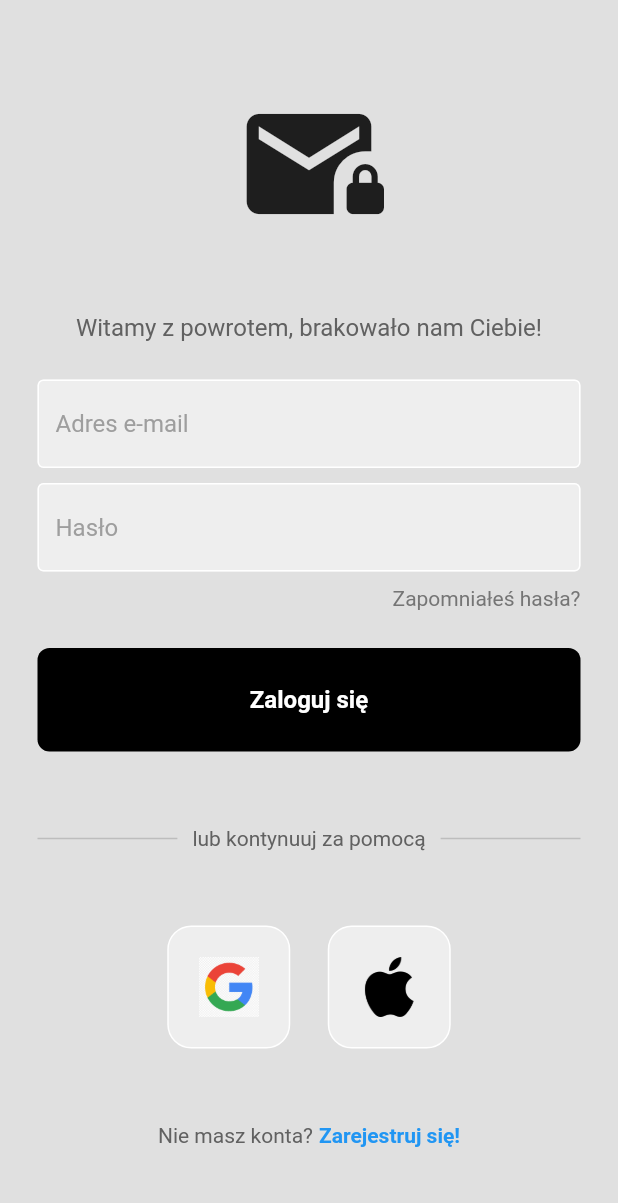
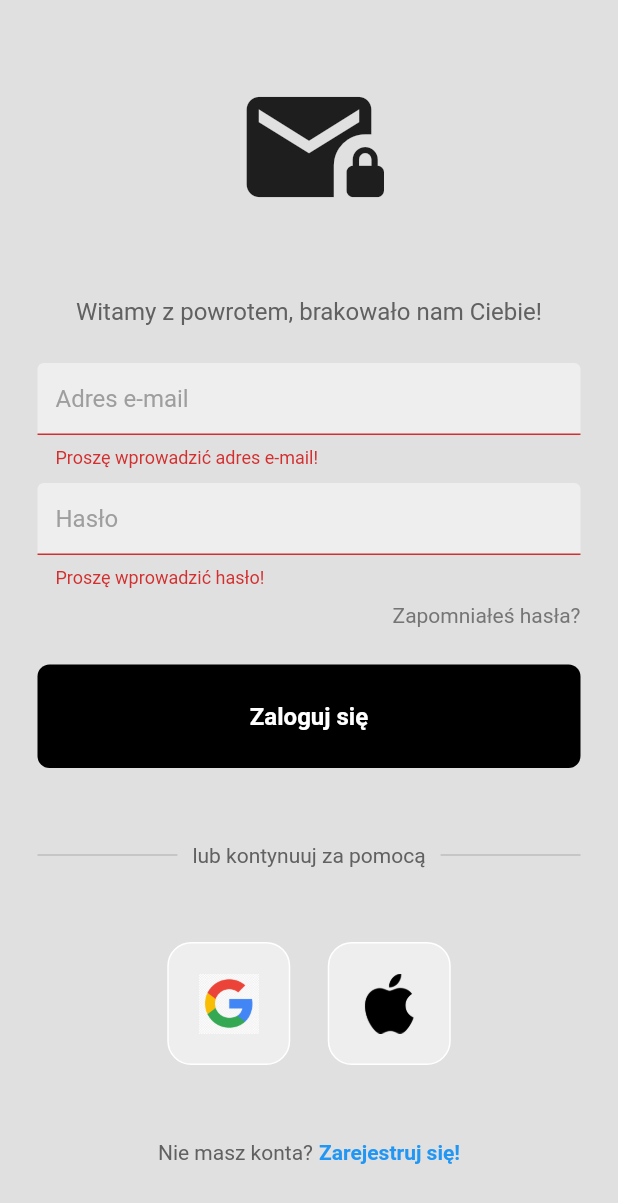
Before and after one commit to pmidura/ENCS-Chat, a Flutter app: the screen it shows after launch, after a tap on "Zaloguj się", on a phone screen of 412 x 824 dp. Shown: the top 1203 px of the screen. Run offline on Flutter 3.47's test engine with Material 2 defaults, Android fonts, the phone set to English and light mode, and no system bars; our stand-ins replace firebase_auth, firebase_core; accounts and stored records are empty.

```diff
--- a/lib/components/my_textfield.dart
+++ b/lib/components/my_textfield.dart
@@ -4,21 +4,24 @@ class MyTextField extends StatelessWidget {
   final dynamic controller;
   final String hintText;
   final bool obscureText;
+  final String? Function(String?)? validator;
 
   const MyTextField({
     super.key,
     required this.controller,
     required this.hintText,
     required this.obscureText,
+    required this.validator,
   });
 
   @override
   Widget build(BuildContext context) {
     return Padding(
       padding: const EdgeInsets.symmetric(horizontal: 25.0),
-      child: TextField(
+      child: TextFormField(
         controller: controller,
         obscureText: obscureText,
+        validator: validator,
         decoration: InputDecoration(
           enabledBorder: const OutlineInputBorder(
             borderSide: BorderSide(color: Colors.white),
--- a/lib/pages/login_page.dart
+++ b/lib/pages/login_page.dart
@@ -1,6 +1,7 @@
 import 'package:encs_chat/components/my_button.dart';
 import 'package:encs_chat/components/my_textfield.dart';
 import 'package:encs_chat/components/square_tile.dart';
+import 'package:encs_chat/validation/reg_exp.dart';
 import 'package:firebase_auth/firebase_auth.dart';
 import 'package:flutter/material.dart';
 
@@ -13,6 +14,8 @@ class LoginPage extends StatefulWidget {
 }
 
 class _LoginPageState extends State<LoginPage> {
+  final GlobalKey<FormState> _signInKey = GlobalKey<FormState>();
+
   final emailController = TextEditingController();
   final passwordController = TextEditingController();
 
@@ -27,12 +30,14 @@ class _LoginPageState extends State<LoginPage> {
     }
     on FirebaseAuthException catch (ex) {
       // Show error message
-      if (ex.code == 'user-not-found') {
-        showErrorMessage('Nie znaleziono użytkownika!');
-      }
-      else if (ex.code == 'wrong-password'){
-        showErrorMessage('Nieprawidłowe hasło!');
-      }
+      showErrorMessage(ex.code);
+
+      // if (ex.code == 'user-not-found') {
+      //   showErrorMessage('Nie znaleziono użytkownika!');
+      // }
+      // else if (ex.code == 'wrong-password'){
+      //   showErrorMessage('Nieprawidłowe hasło!');
+      // }
     }
   }
 
@@ -59,10 +64,13 @@ class _LoginPageState extends State<LoginPage> {
       child: Scaffold(
         // resizeToAvoidBottomInset: false, // Avoid error => Bottom overflowed by x pixels when showing keyboard
         backgroundColor: Colors.grey[300],
-        body: SafeArea(
-          child: Center(
-            child: SingleChildScrollView(
-              child: Column(
+        body: Center(
+          child: Form(
+            key: _signInKey,
+            child: ListView(
+              shrinkWrap: true,
+              children: [
+                Column(
                   mainAxisAlignment: MainAxisAlignment.center,
                   children: [
                     // App logo
@@ -84,11 +92,21 @@ class _LoginPageState extends State<LoginPage> {
 
                     const SizedBox(height: 25),
 
-                  // Username textfield
+                    // E-mail textfield
                     MyTextField(
                       controller: emailController,
                       hintText: 'Adres e-mail',
                       obscureText: false,
+                      validator: (inputVal) {
+                        if (emailController.text.isEmpty) {
+                          return 'Proszę wprowadzić adres e-mail!';
+                        }
+                        else if (!emailValid.hasMatch(inputVal.toString())) {
+                          return 'Niepoprawny format adresu e-mail!';
+                        }
+
+                        return null;
+                      },
                     ),
 
                     const SizedBox(height: 10),
@@ -98,6 +116,16 @@ class _LoginPageState extends State<LoginPage> {
                       controller: passwordController,
                       hintText: 'Hasło',
                       obscureText: true,
+                      validator: (inputVal) {
+                        if (passwordController.text.isEmpty) {
+                          return 'Proszę wprowadzić hasło!';
+                        }
+                        // else if (!passwordValid.hasMatch(inputVal.toString())) {
+                        //   return 'Niepoprawny format hasła!';
+                        // }
+
+                        return null;
+                      },
                     ),
 
                     const SizedBox(height: 10),
@@ -120,7 +148,15 @@ class _LoginPageState extends State<LoginPage> {
 
                     // Sign in button
                     MyButton(
-                    onTap: signInUser,
+                      // onTap: signInUser,
+                      onTap: () async {
+                        if (_signInKey.currentState!.validate()) {
+                          print('Validated!');
+                        }
+                        else {
+                          print('Not validated!');
+                        }
+                      },
                       text: 'Zaloguj się',
                     ),
 
@@ -195,6 +231,7 @@ class _LoginPageState extends State<LoginPage> {
                     ),
                   ],
                 ),
+              ],
             ),
           ),
         ),
```
Also changed, not shown: lib/pages/register_page.dart (+86 -8 lines), lib/validation/reg_exp.dart (added, +17 -0 lines). Lines whose indentation alone changed are shown as unchanged.
